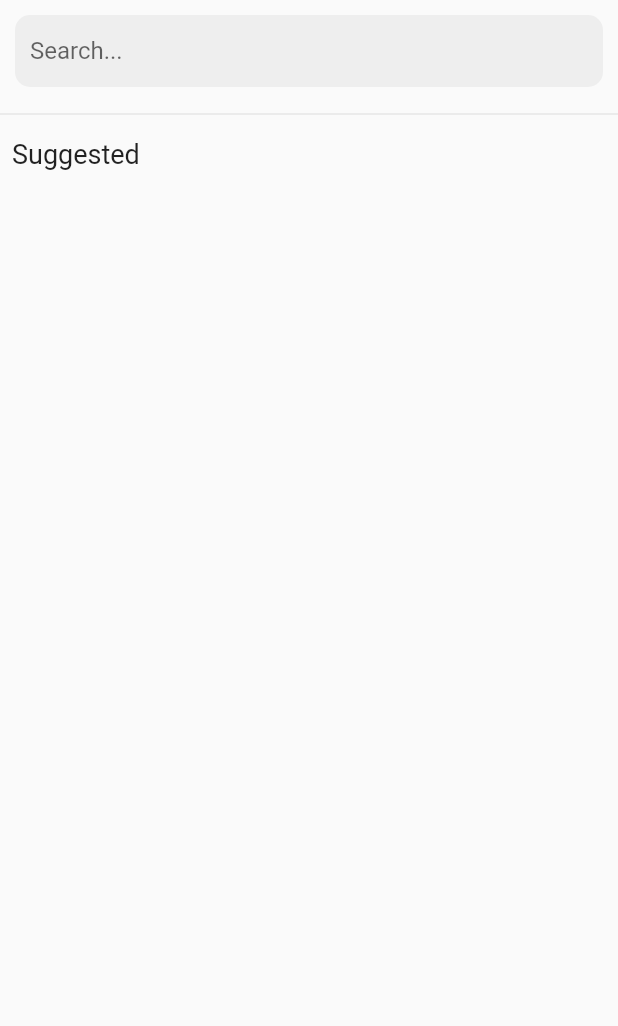
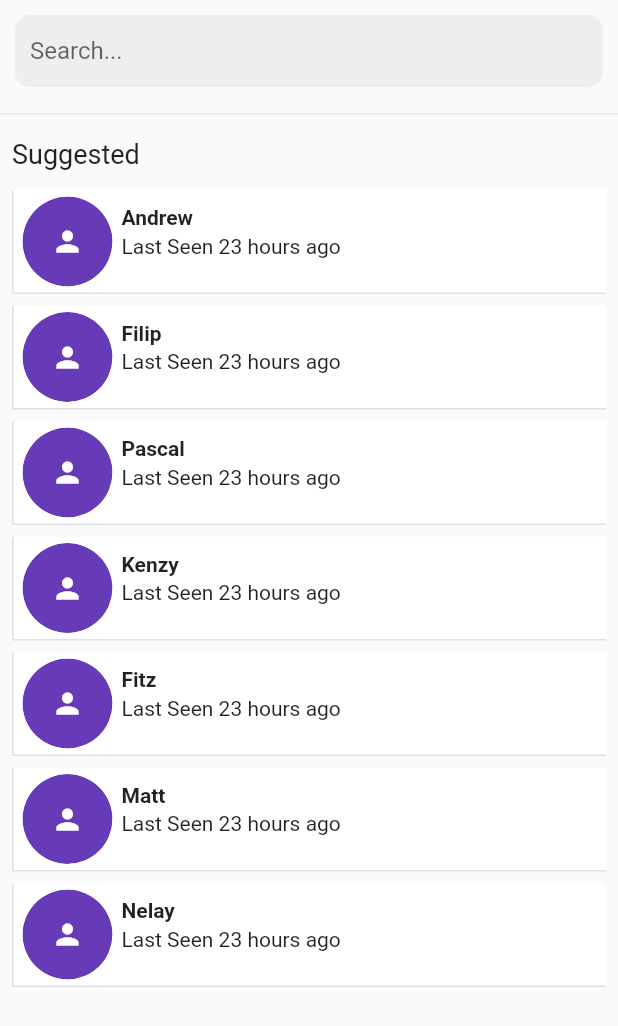
Before and after one commit to AshishBansal-Official/Flutter_grand-pool, a Flutter app: the ChatsPage screen opened directly, after a tap on "Start a Message", on a phone screen of 412 x 824 dp. Shown: the top 1026 px of the screen. Run offline on Flutter 3.47's test engine with Material 2 defaults, Android fonts, the phone set to English and light mode, and no system bars; our stand-ins replace expansion_tile_card, google_nav_bar, line_icons; missing offline and left inert: sliver_fab.

Commit message:
Made the random chat screen and the chatting functionality

```diff
--- /dev/null
+++ b/lib/components/friend_tile.dart
@@ -0,0 +1,80 @@
+import 'package:flutter/material.dart';
+import 'package:grand_pool/components/avatar.dart';
+
+class FriendTile extends StatelessWidget {
+  const FriendTile({
+    @required this.name,
+    @required this.post,
+    @required this.imageUrl,
+    this.onTap,
+    this.isFavorite = false,
+  });
+
+  final String name;
+  final String post;
+  final String imageUrl;
+  final Function onTap;
+  final bool isFavorite;
+
+  @override
+  Widget build(BuildContext context) {
+    return Padding(
+      padding:
+          const EdgeInsets.only(left: 8.0, right: 8.0, top: 6.0, bottom: 2.0),
+      child: Container(
+        decoration: BoxDecoration(
+          color: Colors.white,
+          border: Border(
+            left: BorderSide(
+              color: Colors.grey[300],
+              style: BorderStyle.solid,
+              width: 1.0,
+            ),
+            bottom: BorderSide(
+              color: Colors.grey[300],
+              style: BorderStyle.solid,
+              width: 1.0,
+            ),
+          ),
+        ),
+        child: Row(
+          crossAxisAlignment: CrossAxisAlignment.start,
+          children: [
+            Padding(
+              padding: EdgeInsets.symmetric(horizontal: 6.0, vertical: 4.0),
+              child: CircleAvatar(
+                maxRadius: 30.0,
+                backgroundColor: Color(0xFFFAFAFA),
+                child: ClipOval(
+                  child: imageUrl != null ? Image.network(imageUrl) : Avatar(),
+                ),
+              ),
+            ),
+            Expanded(
+              child: Column(
+                mainAxisAlignment: MainAxisAlignment.start,
+                crossAxisAlignment: CrossAxisAlignment.start,
+                children: <Widget>[
+                  SizedBox(
+                    height: 10.0,
+                  ),
+                  Text(
+                    name ?? 'Unknown',
+                    style: TextStyle(fontWeight: FontWeight.bold),
+                  ),
+                  SizedBox(
+                    height: 3.0,
+                  ),
+                  Text(post),
+                  SizedBox(
+                    height: 10.0,
+                  ),
+                ],
+              ),
+            ),
+          ],
+        ),
+      ),
+    );
+  }
+}
--- a/lib/database/chats.dart
+++ b/lib/database/chats.dart
@@ -0,0 +1,6 @@
+import 'package:grand_pool/database/users.dart';
+import 'package:grand_pool/models/chat.dart';
+
+List<Chat> chats = [
+  Chat(chat: 'Hey'),
+];
--- /dev/null
+++ b/lib/database/users.dart
@@ -0,0 +1,13 @@
+import 'package:grand_pool/models/user.dart';
+
+List<User> users = [
+  User(name: 'Andrew'),
+  User(name: 'Filip'),
+  User(name: 'Pascal'),
+  User(name: 'Kenzy'),
+  User(name: 'Fitz'),
+  User(name: 'Matt'),
+  User(name: 'Nelay'),
+];
+
+User currentUser = User(name: 'Ashish', friends: users);
--- a/lib/models/chat.dart
+++ b/lib/models/chat.dart
@@ -1,3 +1,13 @@
+import 'package:grand_pool/database/users.dart';
+import 'package:grand_pool/models/user.dart';
+
 class Chat {
 
+  User receiver;
+  User sender = currentUser;
+  String chat;
+  String time;
+
+  Chat({this.receiver, this.chat, this.time});
+
 }
--- /dev/null
+++ b/lib/models/user.dart
@@ -0,0 +1,9 @@
+class User {
+
+  String name;
+  String imageUrl;
+  List<User> friends;
+
+  User({this.name, this.friends, this.imageUrl});
+
+}
--- a/lib/screens/authentication/login.dart
+++ b/lib/screens/authentication/login.dart
@@ -18,7 +18,7 @@ class Login extends StatelessWidget {
                 textAlign: TextAlign.center,
                 style: TextStyle(
                   fontSize: 24.0,
-                  color: Colors.black54,
+                  color: Colors.black87,
                   fontWeight: FontWeight.bold,
                 ),
               ),
--- a/lib/screens/chats/start_chat_screen.dart
+++ b/lib/screens/chats/start_chat_screen.dart
@@ -1,4 +1,8 @@
 import 'package:flutter/material.dart';
+import 'package:grand_pool/components/friend_tile.dart';
+import 'package:grand_pool/database/users.dart';
+import 'package:grand_pool/models/user.dart';
+import 'package:grand_pool/screens/start_new_chat_screen.dart';
 
 class StartChatScreen extends StatefulWidget {
   @override
@@ -6,6 +10,16 @@ class StartChatScreen extends StatefulWidget {
 }
 
 class _StartChatScreenState extends State<StartChatScreen> {
+  List<User> friends;
+  List<User> suggestions;
+
+  @override
+  void initState() {
+    super.initState();
+    friends = currentUser.friends;
+    suggestions = currentUser.friends;
+  }
+
   @override
   Widget build(BuildContext context) {
     return Scaffold(
@@ -53,6 +67,28 @@ class _StartChatScreenState extends State<StartChatScreen> {
                   ),
                 ),
               ),
+              Container(
+                height: MediaQuery.of(context).size.height / 1.3,
+                child: ListView.builder(
+                  itemBuilder: (context, index) {
+                    return InkWell(
+                      onTap: () {
+                        print('New Chat');
+                        Navigator.pushReplacement(
+                            context,
+                            MaterialPageRoute(
+                                builder: (_) => StartNewChatScreen(
+                                    receiver: suggestions[index])));
+                      },
+                      child: FriendTile(
+                        name: suggestions[index].name,
+                        post: 'Last Seen 23 hours ago',
+                      ),
+                    );
+                  },
+                  itemCount: suggestions.length,
+                ),
+              ),
             ],
           ),
         ),
--- a/lib/screens/home/tabs/chats_page.dart
+++ b/lib/screens/home/tabs/chats_page.dart
@@ -1,5 +1,7 @@
 import 'package:flutter/material.dart';
+import 'package:grand_pool/models/user.dart';
 import 'package:grand_pool/screens/chats/start_chat_screen.dart';
+import 'package:grand_pool/screens/start_new_chat_screen.dart';
 
 class ChatsPage extends StatefulWidget {
   @override
@@ -10,13 +12,45 @@ class _ChatsPageState extends State<ChatsPage> {
   @override
   Widget build(BuildContext context) {
     return Scaffold(
-      body: Center(
+      body: Stack(
+        children: <Widget>[
+          Center(
             child: Column(
               mainAxisAlignment: MainAxisAlignment.center,
               children: <Widget>[
+                Container(
+                  decoration: BoxDecoration(
+                    borderRadius: BorderRadius.circular(20.0),
+                    color: Colors.deepPurple,
+                  ),
+                  child: InkWell(
+                    onTap: () {
+                      Navigator.push(
+                          context,
+                          MaterialPageRoute(
+                              builder: (_) => StartNewChatScreen(
+                                    receiver: User(name: 'Unknown'),
+                                  )));
+                    },
+                    child: Padding(
+                      padding: const EdgeInsets.all(12.0),
+                      child: Column(
+                        children: <Widget>[
+                          Icon(
+                            Icons.question_answer,
+                            color: Colors.white,
+                          ),
                           Text(
-              'No Messages',
-              style: TextStyle(fontSize: 22.0),
+                            'Random Chat',
+                            style: TextStyle(color: Colors.white),
+                          ),
+                        ],
+                      ),
+                    ),
+                  ),
+                ),
+                SizedBox(
+                  height: 5.0,
                 ),
                 RaisedButton(
                   onPressed: () {
@@ -25,18 +59,18 @@ class _ChatsPageState extends State<ChatsPage> {
                   },
                   child: Text(
                     'Start a Message',
-                style: TextStyle(
-                  color: Colors.white,
+                    style: TextStyle(color: Colors.white, fontSize: 16.0),
                   ),
-              ),
-              color: Colors.deepPurple.withOpacity(0.8),
+                  color: Colors.deepPurple,
                   shape: RoundedRectangleBorder(
-                borderRadius: BorderRadius.circular(6.0),
+                    borderRadius: BorderRadius.circular(20.0),
                   ),
                 ),
               ],
             ),
           ),
+        ],
+      ),
     );
   }
 }
--- a/pubspec.yaml
+++ b/pubspec.yaml
@@ -28,6 +28,7 @@ dependencies:
   sliver_fab: ^1.0.0
   url_launcher: ^5.4.11
   expansion_tile_card: ^1.0.3
+  emoji_picker: ^0.1.0
 
   # The following adds the Cupertino Icons font to your application.
   # Use with the CupertinoIcons class for iOS style icons.
```
Also changed, not shown: lib/screens/home/friends_list_screen.dart (added, +30 -0 lines), lib/screens/home/tabs/favorite_page.dart (+14 -6 lines), lib/screens/home/tabs/profile_page.dart (+12 -21 lines), lib/screens/start_new_chat_screen.dart (added, +244 -0 lines), images/chat_background.png (added), images/chat_background1.png (added), images/chat_background2.png (added), pubspec.lock. Lines whose indentation alone changed are shown as unchanged.
